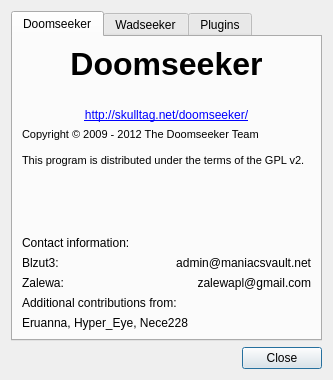
The window that src/core/gui/aboutDlg.ui (Destroyerrrocket/doomseeker-unofficial) describes before a commit, drawn with Qt 5.
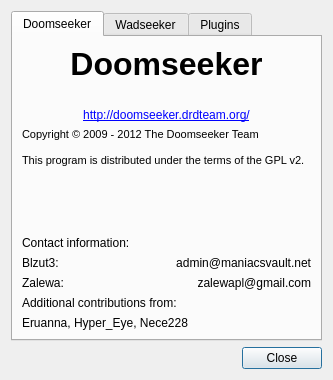
The same window after the commit.

Commit message: - Bump wadseeker version to 0.7.1. - Updated about dialog links to point to http://doomseeker.drdteam.org/

What changed in the file:
```diff
--- a/src/core/gui/aboutDlg.ui
+++ b/src/core/gui/aboutDlg.ui
@@ -84,7 +84,7 @@
        <item>
         <widget class="QLabel" name="label_3">
          <property name="text">
-          <string>&lt;a href=&quot;http://skulltag.net/doomseeker&quot;&gt;http://skulltag.net/doomseeker/&lt;/a&gt;</string>
+          <string>&lt;a href=&quot;http://doomseeker.drdteam.org/&quot;&gt;http://doomseeker.drdteam.org/&lt;/a&gt;</string>
          </property>
          <property name="alignment">
           <set>Qt::AlignHCenter|Qt::AlignTop</set>
```
Left out of the diff: 2 changed lines with no effect on the pictures. The commit also changes 1 other file.
